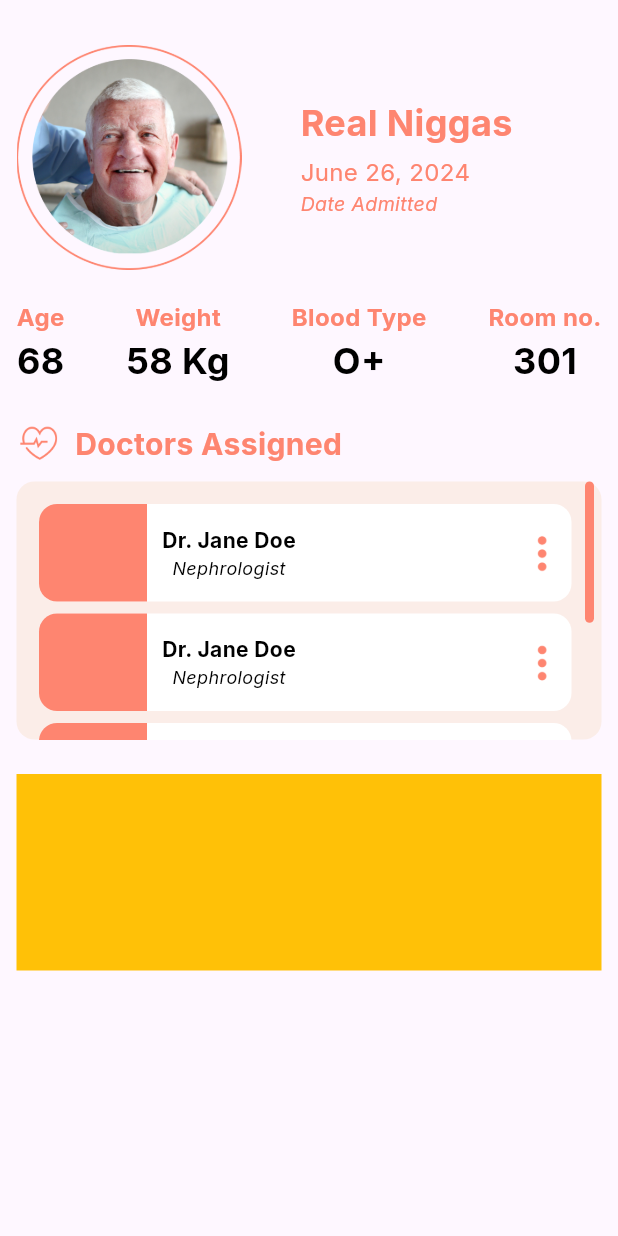
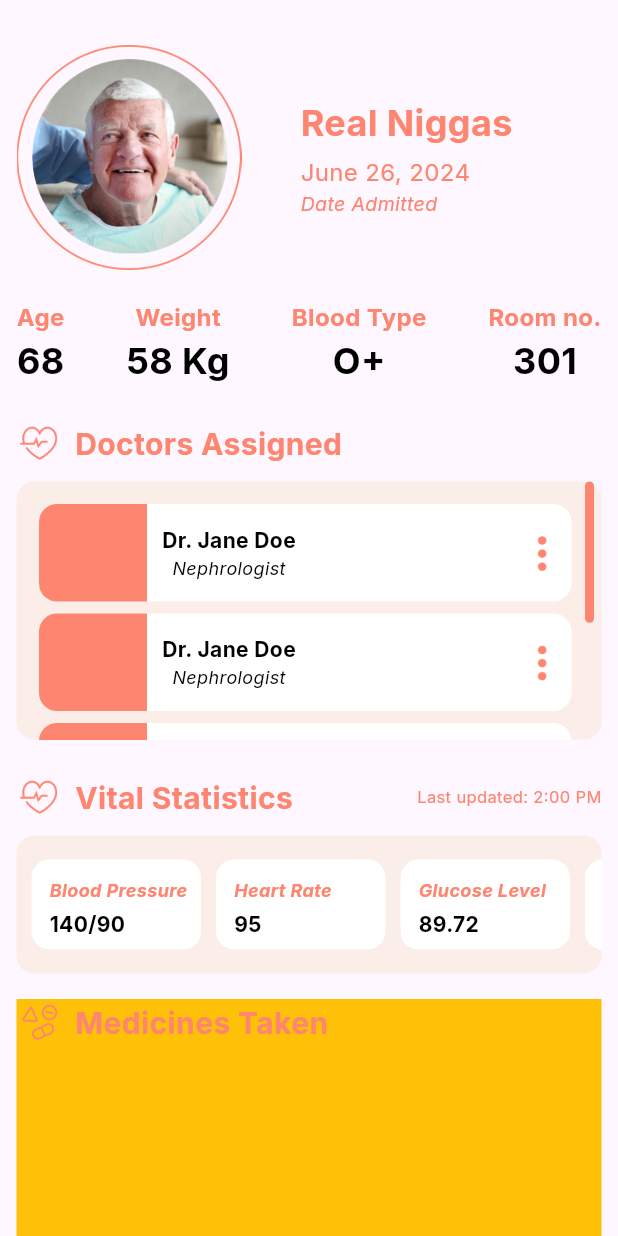
Before and after one commit to vaatic221b/patient_link_prototype, a Flutter app: the PatientInfoPage screen opened directly, on a phone screen of 412 x 824 dp. Run offline on Flutter 3.47's test engine with Material 3 defaults, Android fonts, the phone set to English and light mode, and no system bars; our stand-ins replace google_fonts.

Commit message:
starting meds

```diff
--- a/lib/screens/patient_info.dart
+++ b/lib/screens/patient_info.dart
@@ -24,6 +24,9 @@ class _PatientInfoPageState extends State<PatientInfoPage> {
                 doctors(),
                 const SizedBox(height: 20),
                 vitals(),
+                meds(),
+                const SizedBox(height: 20),
+                meds(),
               ],
             ),
           ),
@@ -136,7 +139,7 @@ class _PatientInfoPageState extends State<PatientInfoPage> {
       width: 390,
       child: Column(
         children: [
-          header(),
+          header('assets/icons/heart_icon.png', 'Doctors Assigned'),
           const SizedBox(height: 10),
           Container(
             width: 390,
@@ -215,17 +218,17 @@ class _PatientInfoPageState extends State<PatientInfoPage> {
     );
   }
 
-  Row header() {
+  Row header(icon, title) {
     return Row(
       children: [
         Image.asset(
-          'assets/icons/heart_icon.png',
+          icon,
           width: 31,
           height: 31,
         ),
         const SizedBox(width: 8),
         Text(
-          'Doctors Assigned',
+          title,
           style: interBold.copyWith(fontSize: 20, color: orange),
         ),
       ],
@@ -233,10 +236,133 @@ class _PatientInfoPageState extends State<PatientInfoPage> {
   }
 
   Widget vitals() {
+    return SizedBox(
+      height: 150,
+      width: 390,
+      child: Column(
+        children: [
+          Row(
+            children: [
+              Image.asset(
+                'assets/icons/heart_icon.png',
+                width: 31,
+                height: 31,
+              ),
+              const SizedBox(width: 8),
+              Text(
+                'Vital Statistics',
+                style: interBold.copyWith(fontSize: 20, color: orange),
+              ),
+              const Spacer(),
+              Text(
+                'Last updated: 2:00 PM',
+                style: interRegular.copyWith(fontSize: 11, color: orange),
+              ),
+            ],
+          ),
+          const SizedBox(height: 10),
+          Container(
+            width: 390,
+            height: 92,
+            decoration: BoxDecoration(
+              color: const Color(0xFFFBEDE8),
+              borderRadius: BorderRadius.circular(12),
+            ),
+            child: SingleChildScrollView(
+              scrollDirection: Axis.horizontal,
+              child: Row(
+                children: [
+                  Padding(
+                    padding: const EdgeInsets.fromLTRB(10, 10, 0, 10),
+                    child: Row(
+                      crossAxisAlignment: CrossAxisAlignment.center,
+                      mainAxisAlignment: MainAxisAlignment.center,
+                      children: [
+                        statistic('Blood Pressure', '140/90'),
+                        const SizedBox(width: 10),
+                        statistic('Heart Rate', '95'),
+                        const SizedBox(width: 10),
+                        statistic('Glucose Level', '89.72'),
+                        const SizedBox(width: 10),
+                        statistic('Temperature', '28.03'),
+                        const SizedBox(width: 10),
+                        statistic('Oxygen Level', '28.03'),
+                        const SizedBox(width: 10),
+                      ],
+                    ),
+                  ),
+                  SizedBox(
+                    width: 35,
+                    height: 35,
+                    child: Image.asset(
+                      'assets/icons/dots_icon.png',
+                      fit: BoxFit.fill,
+                    ),
+                  ),
+                ],
+              ),
+            ),
+          )
+        ],
+      ),
+    );
+  }
+
+  Widget statistic(statistic, number) {
+    return Container(
+      height: 60,
+      width: 113,
+      decoration: BoxDecoration(
+        borderRadius: BorderRadius.circular(12),
+        color: Colors.white,
+      ),
+      child: Column(
+        mainAxisAlignment: MainAxisAlignment.start,
+        crossAxisAlignment: CrossAxisAlignment.start,
+        children: [
+          Padding(
+            padding: const EdgeInsets.only(
+              left: 12,
+              top: 12,
+            ),
+            child: Column(
+              crossAxisAlignment: CrossAxisAlignment.start,
+              children: [
+                Text(
+                  statistic,
+                  style: interItalicBold.copyWith(
+                    color: orange,
+                    fontSize: 12,
+                  ),
+                ),
+                const SizedBox(
+                  height: 4,
+                ),
+                Text(
+                  number,
+                  textAlign: TextAlign.start,
+                  style: interBold.copyWith(
+                    fontSize: 14,
+                  ),
+                )
+              ],
+            ),
+          )
+        ],
+      ),
+    );
+  }
+
+  Widget meds() {
     return Container(
       width: 390,
-      height: 131,
+      height: 200,
       color: Colors.amber,
+      child: Column(
+        children: [
+          header('assets/icons/med_icon.png', 'Medicines Taken'),
+        ],
+      ),
     );
   }
 }
```
Also changed, not shown: assets/icons/glove_icon.png (added), assets/icons/med_icon.png (added), assets/icons/sheet_icon.png (added).
